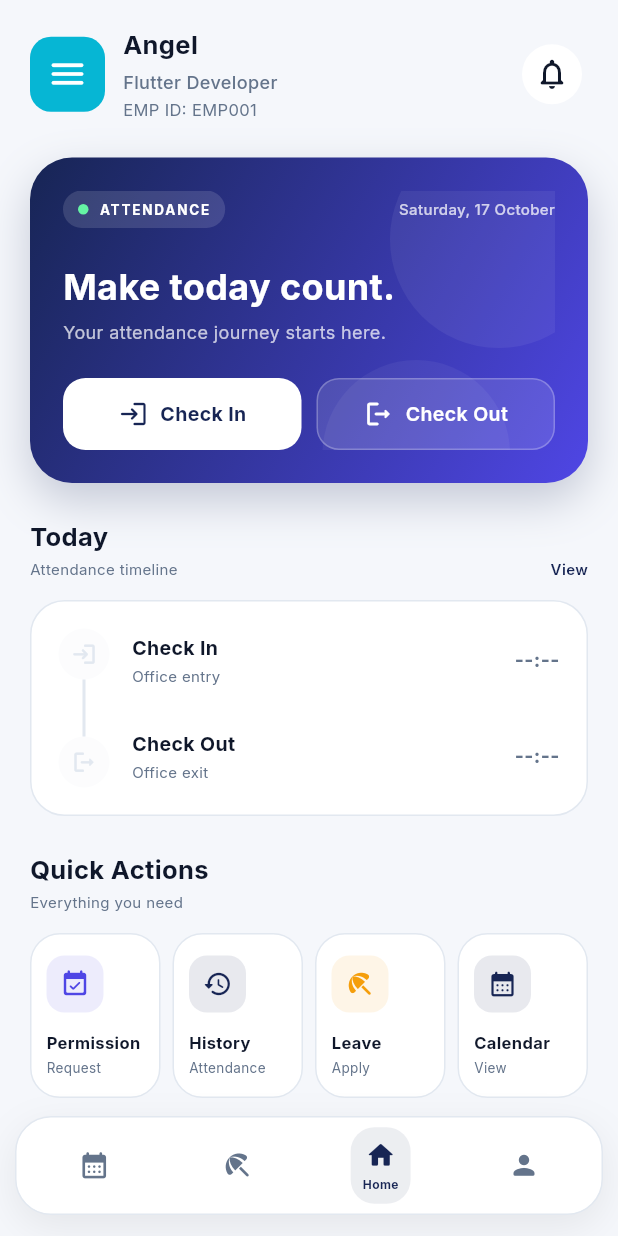
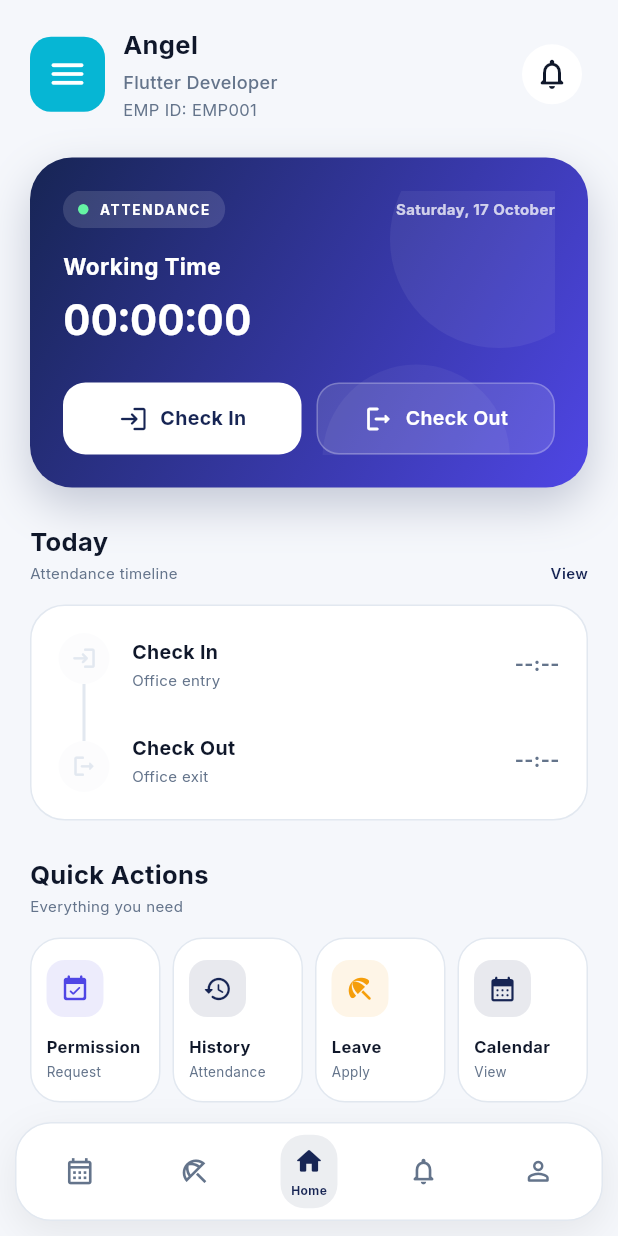
Before and after one commit to 11RAJAVEERAN/LYRA_PULSE, a Flutter app: the HomeScreen screen opened by its route, on a phone screen of 412 x 824 dp. Run offline on Flutter 3.47's test engine with Material 3 defaults, Android fonts, the phone set to English and light mode, and no system bars; our stand-ins replace camera, dio, flutter_secure_storage, geocoding, geolocator, get and 3 more; accounts and stored records are empty.

Commit message:
home screen time change

```diff
--- a/lyrapulse-mobile/lib/features/home/views/home_screen.dart
+++ b/lyrapulse-mobile/lib/features/home/views/home_screen.dart
@@ -1,4 +1,4 @@
-
+import 'dart:ui';
 import 'package:flutter/material.dart';
 import 'package:get/get.dart';
 import 'package:google_fonts/google_fonts.dart';
@@ -6,7 +6,7 @@ import '../../../app/theme/app_colors.dart';
 
 import '../widgets/welcome_header.dart';
 import '../widgets/home_drawer.dart';
-
+import '../widgets/bottom_nav_bar.dart';
 
 
 
@@ -32,7 +32,7 @@ class _HomeScreenState extends State<HomeScreen> {
   final GlobalKey<ScaffoldState> _scaffoldKey =
       GlobalKey<ScaffoldState>();
 
-  int _selectedIndex = 0;
+  int _selectedIndex = 2;
 
   late final AttendanceController attendanceController;
 
@@ -113,6 +113,39 @@ class _HomeScreenState extends State<HomeScreen> {
 
   void _openCalendar() => Get.to(() => CalendarScreen());
 
+
+void _onBottomNavChanged(int index) {
+  if (index == _selectedIndex) return;
+
+  setState(() {
+    _selectedIndex = index;
+  });
+
+  switch (index) {
+    case 0:
+      _openAttendanceRecords();
+      break;
+
+    case 1:
+      _openLeave();
+      break;
+
+    case 2:
+      // Home screen
+      break;
+
+    case 3:
+      _openNotification();
+      break;
+
+    case 4:
+      _openProfile();
+      break;
+  }
+}
+
+
+
   String _getToday() {
     final now = DateTime.now();
 
@@ -133,8 +166,14 @@ class _HomeScreenState extends State<HomeScreen> {
 
   @override
   Widget build(BuildContext context) {
+
+
     return Scaffold(
       key: _scaffoldKey,
+
+
+
+
 drawer: HomeDrawer(
   onHomeTap: () => Get.back(),
   onProfileTap: () {
@@ -161,7 +200,12 @@ class _HomeScreenState extends State<HomeScreen> {
     Get.back();
     _openLeave();
   },
+  onLogoutTap: () {
+    Get.back();
+    Get.offAllNamed('/login');
+  },
 ),
+
       backgroundColor: AppColors.background,
       body: SafeArea(
         child: Column(
@@ -198,7 +242,12 @@ _buildHeroSection(),
           ],
         ),
       ),
-      bottomNavigationBar: _buildBottomNavigation(),
+bottomNavigationBar: BottomNavBar(
+  selectedIndex: _selectedIndex,
+  onChanged: _onBottomNavChanged,
+),
+
+
     );
   }
 
@@ -291,28 +340,44 @@ _buildHeroSection(),
                     style: GoogleFonts.inter(
                       color: AppColors.white.withValues(alpha: 0.75),
                       fontSize: 10,
-                      fontWeight: FontWeight.w500,
+                      fontWeight: FontWeight.w700,
                     ),
                   ),
                 ],
               ),
-              const SizedBox(height: 22),
+              const SizedBox(height: 15),
+
+
+Obx(() {
+  return Column(
+    crossAxisAlignment: CrossAxisAlignment.start,
+    children: [
       Text(
-                'Make today count.',
+        'Working Time',
         style: GoogleFonts.inter(
           color: AppColors.white,
-                  fontSize: 24,
+          fontSize: 15,
           fontWeight: FontWeight.w700,
         ),
       ),
       const SizedBox(height: 5),
       Text(
-                'Your attendance journey starts here.',
+        attendanceController.formattedWorkingDuration,
         style: GoogleFonts.inter(
-                  color: AppColors.white.withValues(alpha: 0.72),
-                  fontSize: 12,
+          color: AppColors.white,
+          fontSize: 28,
+          fontWeight: FontWeight.w700,
+          fontFeatures: const [
+            FontFeature.tabularFigures(),
+          ],
         ),
       ),
+    ],
+  );
+}),
+
+
+
               const SizedBox(height: 22),
               Row(
                 children: [
--- a/lyrapulse-mobile/lib/features/home/widgets/bottom_nav_bar.dart
+++ b/lyrapulse-mobile/lib/features/home/widgets/bottom_nav_bar.dart
@@ -1,8 +1,8 @@
 
 import 'package:flutter/material.dart';
+import 'package:google_fonts/google_fonts.dart';
 
 import '../../../app/theme/app_colors.dart';
-import '../../../app/theme/app_text_styles.dart';
 
 class BottomNavBar extends StatelessWidget {
   const BottomNavBar({
@@ -14,72 +14,136 @@ class BottomNavBar extends StatelessWidget {
   final int selectedIndex;
   final ValueChanged<int> onChanged;
 
+  static const List<_NavItem> _items = [
+    _NavItem(
+      icon: Icons.calendar_month_outlined,
+      selectedIcon: Icons.calendar_month_rounded,
+      label: 'Attendance',
+    ),
+    _NavItem(
+      icon: Icons.beach_access_outlined,
+      selectedIcon: Icons.beach_access_rounded,
+      label: 'Leave',
+    ),
+    _NavItem(
+      icon: Icons.home_outlined,
+      selectedIcon: Icons.home_rounded,
+      label: 'Home',
+    ),
+    _NavItem(
+      icon: Icons.notifications_none_rounded,
+      selectedIcon: Icons.notifications_rounded,
+      label: 'Notification',
+    ),
+    _NavItem(
+      icon: Icons.person_outline_rounded,
+      selectedIcon: Icons.person_rounded,
+      label: 'Profile',
+    ),
+  ];
+
   @override
-  Widget build(BuildContext context) => NavigationBar(
-        selectedIndex: selectedIndex,
-        onDestinationSelected: onChanged,
-        backgroundColor: AppColors.surface,
-        indicatorColor: AppColors.primary.withValues(alpha: .12),
-        labelTextStyle: WidgetStatePropertyAll(
-          AppTextStyles.bodySmall.copyWith(
-            fontWeight: FontWeight.w600,
+  Widget build(BuildContext context) {
+    return SafeArea(
+      top: false,
+      child: Container(
+        color: AppColors.background,
+        padding: const EdgeInsets.fromLTRB(10, 8, 10, 10),
+        child: Container(
+          height: 66,
+          padding: const EdgeInsets.symmetric(horizontal: 4),
+          decoration: BoxDecoration(
+            color: AppColors.white,
+            borderRadius: BorderRadius.circular(24),
+            border: Border.all(color: AppColors.border),
+            boxShadow: [
+              BoxShadow(
+                color: AppColors.black.withValues(alpha: 0.07),
+                blurRadius: 22,
+                offset: const Offset(0, 8),
+              ),
+            ],
+          ),
+          child: Row(
+            children: List.generate(_items.length, (index) {
+              final item = _items[index];
+
+              return Expanded(
+                child: _buildNavItem(
+                  index: index,
+                  item: item,
+                ),
+              );
+            }),
           ),
         ),
-        destinations: const [
+      ),
+    );
+  }
 
+  Widget _buildNavItem({
+    required int index,
+    required _NavItem item,
+  }) {
+    final isSelected = selectedIndex == index;
 
+    return GestureDetector(
+      behavior: HitTestBehavior.opaque,
+      onTap: () => onChanged(index),
+      child: Center(
+        child: AnimatedContainer(
+          duration: const Duration(milliseconds: 220),
+          curve: Curves.easeInOut,
+          padding: EdgeInsets.symmetric(
+            horizontal: isSelected ? 7 : 4,
+            vertical: 7,
+          ),
+          decoration: BoxDecoration(
+            color: isSelected
+                ? AppColors.primary.withValues(alpha: 0.08)
+                : Colors.transparent,
+            borderRadius: BorderRadius.circular(16),
+          ),
+          child: Column(
+            mainAxisAlignment: MainAxisAlignment.center,
+            mainAxisSize: MainAxisSize.min,
+            children: [
+              Icon(
+                isSelected ? item.selectedIcon : item.icon,
+                size: 21,
+                color: isSelected
+                    ? AppColors.primary
+                    : AppColors.textSecondary,
+              ),
+              if (isSelected) ...[
+                const SizedBox(height: 3),
+                Text(
+                  item.label,
+                  maxLines: 1,
+                  overflow: TextOverflow.ellipsis,
+                  style: GoogleFonts.inter(
+                    fontSize: 8,
+                    fontWeight: FontWeight.w700,
+                    color: AppColors.primary,
+                  ),
+                ),
+              ],
+            ],
+          ),
+        ),
+      ),
+    );
+  }
+}
 
+class _NavItem {
+  const _NavItem({
+    required this.icon,
+    required this.selectedIcon,
+    required this.label,
+  });
 
-          NavigationDestination(
-            icon: Icon(Icons.calendar_month_outlined),
-            selectedIcon: Icon(
-              Icons.calendar_month_rounded,
-              color: AppColors.primary,
-            ),
-            label: 'Attendance',
-          ),
-
-
-          NavigationDestination(
-            icon: Icon(Icons.description_outlined),
-            selectedIcon: Icon(
-              Icons.description_rounded,
-              color: AppColors.primary,
-            ),
-            label: 'Leave',
-          ),
-
-
-          NavigationDestination(
-            icon: Icon(Icons.home_outlined),
-            selectedIcon: Icon(
-              Icons.home_rounded,
-              color: AppColors.primary,
-            ),
-            label: 'Home',
-          ),
-
-
-          NavigationDestination(
-            icon: Icon(Icons.notifications_none_rounded),
-            selectedIcon: Icon(
-              Icons.notifications_rounded,
-              color: AppColors.primary,
-            ),
-            label: 'Notification',
-          ),
-
-
-          NavigationDestination(
-            icon: Icon(Icons.person_outline_rounded),
-            selectedIcon: Icon(
-              Icons.person_rounded,
-              color: AppColors.primary,
-            ),
-            label: 'Profile',
-          ),
-        ],
-
-
-      );
+  final IconData icon;
+  final IconData selectedIcon;
+  final String label;
 }
```
Also changed, not shown: lyrapulse-mobile/lib/features/home/controllers/home_controller.dart (+62 -1 lines). Lines whose indentation alone changed are shown as unchanged.
